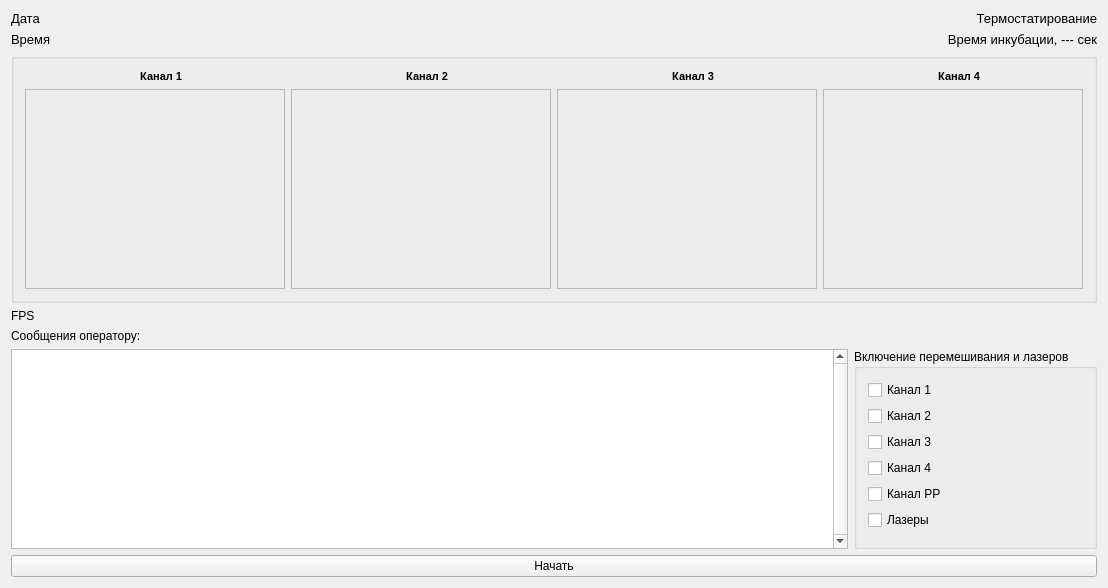
Old version of the form widget.ui in the repository krang4d/Agrekola.
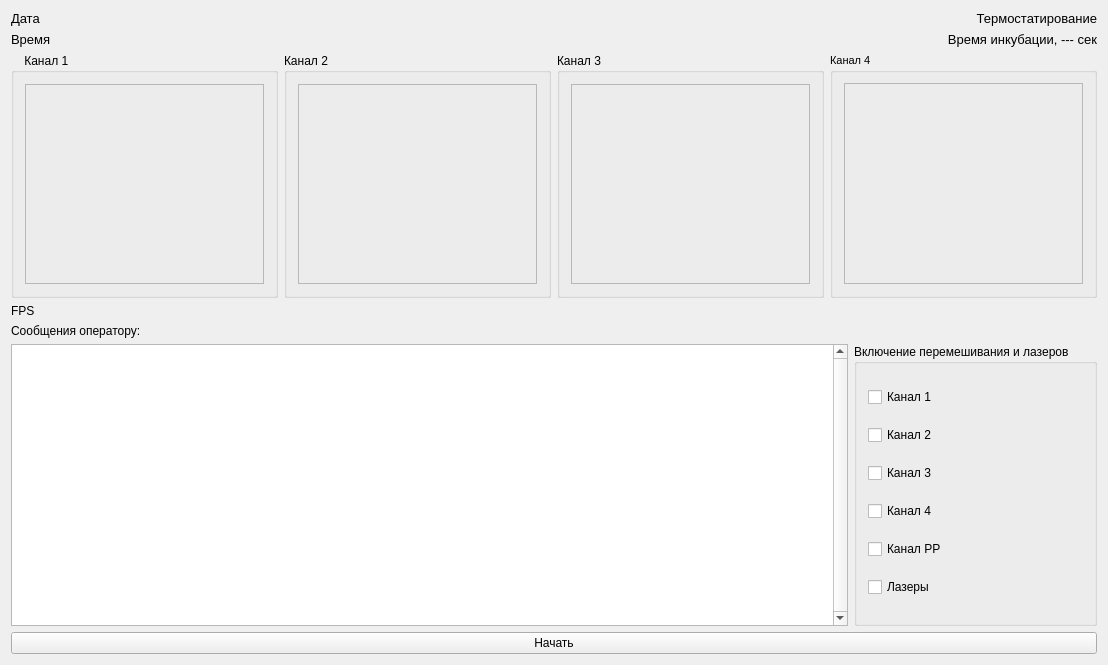
New version of the form. Custom widgets are drawn as their Qt base class.

Commit message: setup single and duo mode

Patch:
```diff
--- a/widget.ui
+++ b/widget.ui
@@ -7,7 +7,7 @@
     <x>0</x>
     <y>0</y>
     <width>1108</width>
-    <height>566</height>
+    <height>665</height>
    </rect>
   </property>
   <property name="font">
@@ -19,7 +19,7 @@
   <property name="windowTitle">
    <string>Widget</string>
   </property>
-  <layout class="QVBoxLayout" name="verticalLayout">
+  <layout class="QVBoxLayout" name="verticalLayout_6">
    <item>
     <layout class="QGridLayout" name="gridLayout_datatime">
      <item row="0" column="0">
@@ -99,85 +99,39 @@
     </layout>
    </item>
    <item>
-    <widget class="QGroupBox" name="groupBox_single">
-     <property name="font">
-      <font>
-       <pointsize>8</pointsize>
-       <weight>50</weight>
-       <bold>false</bold>
-      </font>
-     </property>
-     <property name="title">
-      <string/>
-     </property>
-     <layout class="QGridLayout" name="gridLayout">
-      <item row="0" column="0">
-       <layout class="QGridLayout" name="gridLayout_plots">
-        <item row="1" column="2">
-         <widget class="QLabel" name="label_3">
-          <property name="font">
-           <font>
-            <weight>75</weight>
-            <bold>true</bold>
-           </font>
+    <layout class="QHBoxLayout" name="horizontalLayout_2">
+     <item>
+      <widget class="QGroupBox" name="groupBox_f1">
+       <property name="title">
+        <string>    Канал 1</string>
+       </property>
+       <layout class="QVBoxLayout" name="verticalLayout">
+        <item>
+         <widget class="QCustomPlot" name="frame_1">
+          <property name="minimumSize">
+           <size>
+            <width>200</width>
+            <height>200</height>
+           </size>
           </property>
-          <property name="text">
-           <string>    Канал 3</string>
+          <property name="frameShape">
+           <enum>QFrame::StyledPanel</enum>
           </property>
-          <property name="alignment">
-           <set>Qt::AlignCenter</set>
+          <property name="frameShadow">
+           <enum>QFrame::Raised</enum>
           </property>
          </widget>
         </item>
-        <item row="1" column="1">
-         <widget class="QLabel" name="label_2">
-          <property name="font">
-           <font>
-            <weight>75</weight>
-            <bold>true</bold>
-           </font>
-          </property>
-          <property name="text">
-           <string>    Канал 2</string>
-          </property>
-          <property name="alignment">
-           <set>Qt::AlignCenter</set>
-          </property>
-         </widget>
-        </item>
-        <item row="1" column="3">
-         <widget class="QLabel" name="label_4">
-          <property name="font">
-           <font>
-            <weight>75</weight>
-            <bold>true</bold>
-           </font>
-          </property>
-          <property name="text">
-           <string>    Канал 4</string>
-          </property>
-          <property name="alignment">
-           <set>Qt::AlignCenter</set>
-          </property>
-         </widget>
-        </item>
-        <item row="1" column="0">
-         <widget class="QLabel" name="label">
-          <property name="font">
-           <font>
-            <weight>75</weight>
-            <bold>true</bold>
-           </font>
-          </property>
-          <property name="text">
-           <string>    Канал 1</string>
-          </property>
-          <property name="alignment">
-           <set>Qt::AlignCenter</set>
-          </property>
-         </widget>
-        </item>
-        <item row="2" column="1">
+       </layout>
+      </widget>
+     </item>
+     <item>
+      <widget class="QGroupBox" name="groupBox_f2">
+       <property name="title">
+        <string>Канал 2</string>
+       </property>
+       <layout class="QVBoxLayout" name="verticalLayout_3">
+        <item>
          <widget class="QCustomPlot" name="frame_2">
           <property name="minimumSize">
            <size>
@@ -206,7 +160,16 @@
           </widget>
          </widget>
         </item>
-        <item row="2" column="2">
+       </layout>
+      </widget>
+     </item>
+     <item>
+      <widget class="QGroupBox" name="groupBox_f3">
+       <property name="title">
+        <string>Канал 3</string>
+       </property>
+       <layout class="QVBoxLayout" name="verticalLayout_4">
+        <item>
          <widget class="QCustomPlot" name="frame_3">
           <property name="minimumSize">
            <size>
@@ -235,36 +198,23 @@
           </widget>
          </widget>
         </item>
-        <item row="2" column="0">
-         <widget class="QCustomPlot" name="frame_1">
-          <property name="minimumSize">
-           <size>
-            <width>200</width>
-            <height>200</height>
-           </size>
-          </property>
-          <property name="frameShape">
-           <enum>QFrame::StyledPanel</enum>
-          </property>
-          <property name="frameShadow">
-           <enum>QFrame::Raised</enum>
-          </property>
-          <widget class="QLabel" name="label_average">
-           <property name="geometry">
-            <rect>
-             <x>990</x>
-             <y>10</y>
-             <width>47</width>
-             <height>16</height>
-            </rect>
-           </property>
-           <property name="text">
-            <string>TextLabel</string>
-           </property>
-          </widget>
-         </widget>
-        </item>
-        <item row="2" column="3">
+       </layout>
+      </widget>
+     </item>
+     <item>
+      <widget class="QGroupBox" name="groupBox_f4">
+       <property name="font">
+        <font>
+         <pointsize>8</pointsize>
+         <weight>50</weight>
+         <bold>false</bold>
+        </font>
+       </property>
+       <property name="title">
+        <string>Канал 4</string>
+       </property>
+       <layout class="QVBoxLayout" name="verticalLayout_5">
+        <item>
          <widget class="QCustomPlot" name="frame_4">
           <property name="minimumSize">
            <size>
@@ -294,9 +244,9 @@
          </widget>
         </item>
        </layout>
-      </item>
-     </layout>
-    </widget>
+      </widget>
+     </item>
+    </layout>
    </item>
    <item>
     <widget class="QLabel" name="label_fps">
```
Left out of the diff: 35 changed lines with no effect on the pictures. The commit also changes 10 other files.
